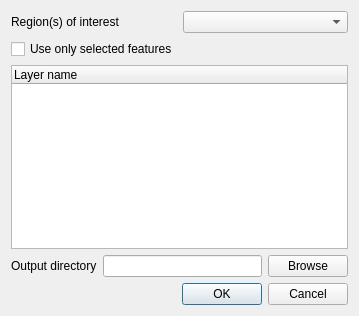
Before: the Qt Designer form reporterdialogbase.ui in nextgis/qgis_reporter, drawn with Qt 5.
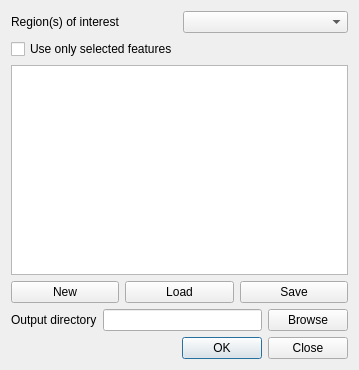
After: the same form once the commit is applied.

Commit message: first steps with saving and loading configuration

```diff
--- a/reporterdialogbase.ui
+++ b/reporterdialogbase.ui
@@ -7,7 +7,7 @@
     <x>0</x>
     <y>0</y>
     <width>359</width>
-    <height>316</height>
+    <height>370</height>
    </rect>
   </property>
   <property name="windowTitle">
@@ -40,6 +40,15 @@
    </item>
    <item>
     <widget class="QTreeWidget" name="lstLayers">
+     <property name="editTriggers">
+      <set>QAbstractItemView::NoEditTriggers</set>
+     </property>
+     <property name="showDropIndicator" stdset="0">
+      <bool>false</bool>
+     </property>
+     <property name="alternatingRowColors">
+      <bool>true</bool>
+     </property>
      <property name="rootIsDecorated">
       <bool>false</bool>
      </property>
@@ -49,6 +58,9 @@
      <property name="expandsOnDoubleClick">
       <bool>false</bool>
      </property>
+     <attribute name="headerVisible">
+      <bool>false</bool>
+     </attribute>
      <column>
       <property name="text">
        <string>Layer name</string>
@@ -56,6 +68,31 @@
      </column>
     </widget>
    </item>
+   <item>
+    <layout class="QHBoxLayout" name="horizontalLayout_3">
+     <item>
+      <widget class="QPushButton" name="btnNewConfig">
+       <property name="text">
+        <string>New</string>
+       </property>
+      </widget>
+     </item>
+     <item>
+      <widget class="QPushButton" name="btnLoadConfig">
+       <property name="text">
+        <string>Load</string>
+       </property>
+      </widget>
+     </item>
+     <item>
+      <widget class="QPushButton" name="btnSaveConfig">
+       <property name="text">
+        <string>Save</string>
+       </property>
+      </widget>
+     </item>
+    </layout>
+   </item>
    <item>
     <layout class="QHBoxLayout" name="horizontalLayout_2">
      <item>
@@ -83,7 +120,7 @@
       <enum>Qt::Horizontal</enum>
      </property>
      <property name="standardButtons">
-      <set>QDialogButtonBox::Cancel|QDialogButtonBox::Ok</set>
+      <set>QDialogButtonBox::Close|QDialogButtonBox::Ok</set>
      </property>
     </widget>
    </item>
```
The commit also changes 2 other files.
